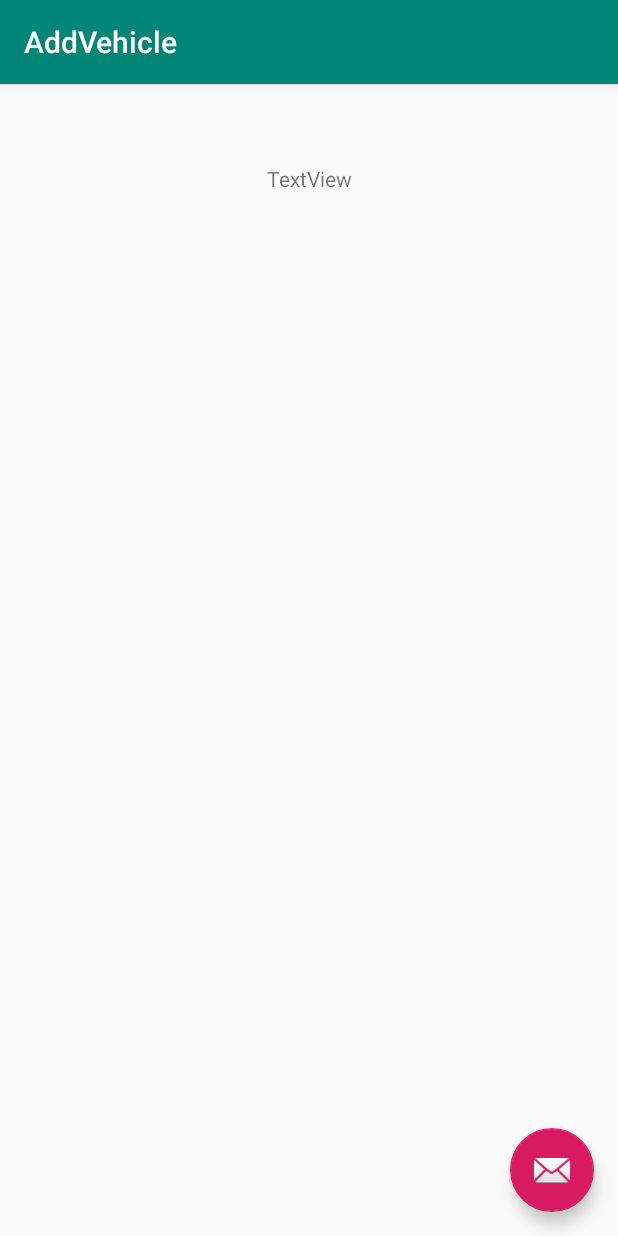
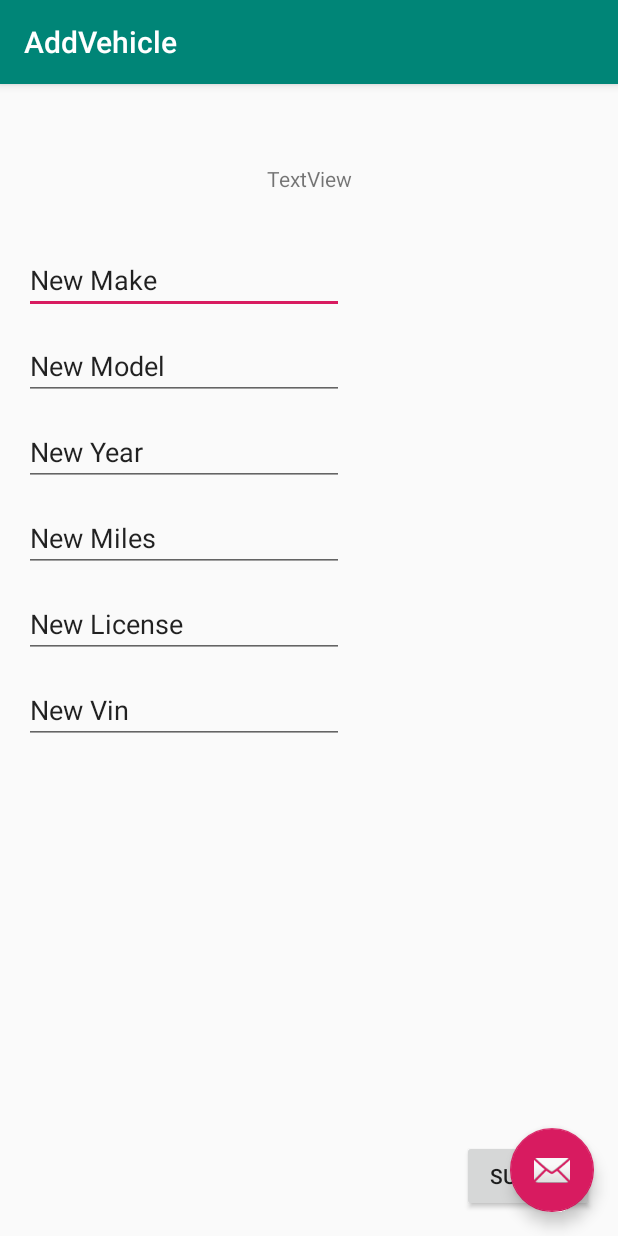
Before and after one commit to Blomquist-Ryan/Automaintenance, an Android app: the AddVehicle screen opened directly, with no data from a screen before it, on a phone screen of 412 x 824 dp. Run offline under Robolectric (Android 15) with nearby library versions, the phone set to English and light mode, and no system bars.

Commit message:
built the addvehicle page to include all inputable values

```diff
--- a/app/src/main/res/layout/content_add_vehicle.xml
+++ b/app/src/main/res/layout/content_add_vehicle.xml
@@ -17,4 +17,127 @@
         app:layout_constraintEnd_toEndOf="parent"
         app:layout_constraintStart_toStartOf="parent"
         app:layout_constraintTop_toTopOf="parent" />
+
+    <EditText
+        android:id="@+id/newMake"
+        android:layout_width="wrap_content"
+        android:layout_height="wrap_content"
+        android:layout_marginStart="8dp"
+        android:layout_marginLeft="8dp"
+        android:layout_marginTop="108dp"
+        android:layout_marginEnd="8dp"
+        android:layout_marginRight="8dp"
+        android:ems="10"
+        android:hint="make"
+        android:inputType="textPersonName"
+        android:text="@string/newMake"
+        app:layout_constraintEnd_toEndOf="parent"
+        app:layout_constraintHorizontal_bias="0.043"
+        app:layout_constraintStart_toStartOf="parent"
+        app:layout_constraintTop_toTopOf="parent" />
+
+    <EditText
+        android:id="@+id/newModel"
+        android:layout_width="wrap_content"
+        android:layout_height="wrap_content"
+        android:layout_marginStart="8dp"
+        android:layout_marginLeft="8dp"
+        android:layout_marginTop="12dp"
+        android:layout_marginEnd="8dp"
+        android:layout_marginRight="8dp"
+        android:ems="10"
+        android:hint="model"
+        android:inputType="textPersonName"
+        android:text="@string/newModel"
+        app:layout_constraintEnd_toEndOf="parent"
+        app:layout_constraintHorizontal_bias="0.043"
+        app:layout_constraintStart_toStartOf="parent"
+        app:layout_constraintTop_toBottomOf="@+id/newMake" />
+
+    <EditText
+        android:id="@+id/newYear"
+        android:layout_width="wrap_content"
+        android:layout_height="wrap_content"
+        android:layout_marginStart="8dp"
+        android:layout_marginLeft="8dp"
+        android:layout_marginTop="12dp"
+        android:layout_marginEnd="8dp"
+        android:layout_marginRight="8dp"
+        android:ems="10"
+        android:hint="year"
+        android:inputType="textPersonName"
+        android:text="@string/newYear"
+        app:layout_constraintEnd_toEndOf="parent"
+        app:layout_constraintHorizontal_bias="0.043"
+        app:layout_constraintStart_toStartOf="parent"
+        app:layout_constraintTop_toBottomOf="@+id/newModel" />
+
+    <EditText
+        android:id="@+id/newMiles"
+        android:layout_width="wrap_content"
+        android:layout_height="wrap_content"
+        android:layout_marginStart="16dp"
+        android:layout_marginLeft="16dp"
+        android:layout_marginTop="12dp"
+        android:layout_marginEnd="8dp"
+        android:layout_marginRight="8dp"
+        android:ems="10"
+        android:hint="miles"
+        android:inputType="textPersonName"
+        android:text="@string/newMiles"
+        app:layout_constraintEnd_toEndOf="parent"
+        app:layout_constraintHorizontal_bias="0.0"
+        app:layout_constraintStart_toStartOf="parent"
+        app:layout_constraintTop_toBottomOf="@+id/newYear" />
+
+    <EditText
+        android:id="@+id/newLicense"
+        android:layout_width="wrap_content"
+        android:layout_height="wrap_content"
+        android:layout_marginStart="8dp"
+        android:layout_marginLeft="8dp"
+        android:layout_marginTop="12dp"
+        android:layout_marginEnd="8dp"
+        android:layout_marginRight="8dp"
+        android:ems="10"
+        android:hint="liscense Plate"
+        android:inputType="textPersonName"
+        android:text="@string/newLicense"
+        app:layout_constraintEnd_toEndOf="parent"
+        app:layout_constraintHorizontal_bias="0.043"
+        app:layout_constraintStart_toStartOf="parent"
+        app:layout_constraintTop_toBottomOf="@+id/newMiles" />
+
+    <EditText
+        android:id="@+id/newVin"
+        android:layout_width="wrap_content"
+        android:layout_height="wrap_content"
+        android:layout_marginStart="8dp"
+        android:layout_marginLeft="8dp"
+        android:layout_marginTop="12dp"
+        android:layout_marginEnd="8dp"
+        android:layout_marginRight="8dp"
+        android:ems="10"
+        android:hint="Vin"
+        android:inputType="textPersonName"
+        android:text="@string/newVin"
+        app:layout_constraintEnd_toEndOf="parent"
+        app:layout_constraintHorizontal_bias="0.043"
+        app:layout_constraintStart_toStartOf="parent"
+        app:layout_constraintTop_toBottomOf="@+id/newLicense" />
+
+    <Button
+        android:id="@+id/BackToHome"
+        android:layout_width="wrap_content"
+        android:layout_height="wrap_content"
+        android:layout_marginStart="8dp"
+        android:layout_marginLeft="8dp"
+        android:layout_marginEnd="8dp"
+        android:layout_marginRight="8dp"
+        android:layout_marginBottom="16dp"
+        android:text="submit"
+        app:layout_constraintBottom_toBottomOf="parent"
+        app:layout_constraintEnd_toEndOf="parent"
+        app:layout_constraintHorizontal_bias="0.973"
+        app:layout_constraintStart_toStartOf="parent" />
 </android.support.constraint.ConstraintLayout>
--- a/app/src/main/res/values/strings.xml
+++ b/app/src/main/res/values/strings.xml
@@ -2,4 +2,12 @@
     <string name="app_name">Automaintenance</string>
     <string name="title_activity_add_vehicle">AddVehicle</string>
     <string name="title_activity_optoins">Optoins</string>
+
+
+    <string name="newMake">New Make</string>
+    <string name="newModel">New Model</string>
+    <string name="newYear">New Year</string>
+    <string name="newMiles">New Miles</string>
+    <string name="newLicense">New License</string>
+    <string name="newVin">New Vin</string>
 </resources>
```
